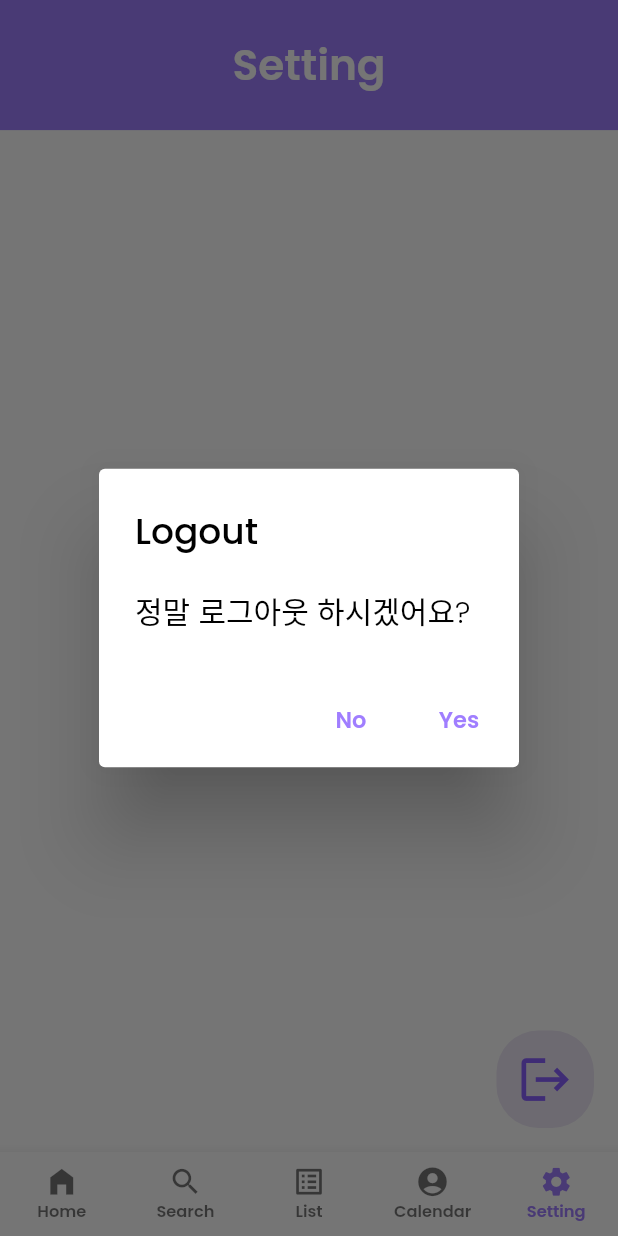
After one commit to iyeaaa/Jeong-Yak-yong, a Flutter app: the TabBarPage screen opened directly, item 5 of the bottom bar chosen, after a tap on the "logout" icon, on a phone screen of 412 x 824 dp. The commit adds this screen. Run offline on Flutter 3.47's test engine with Material 2 defaults, Android fonts, the phone set to English and light mode, and no system bars; our stand-ins replace auto_size_text, cloud_firestore, firebase_auth, firebase_core, flutter_native_splash, flutter_staggered_animations and 3 more; missing offline and left inert: alarm, bottom_bar_with_sheet, flutter_material_symbols; accounts and stored records are empty; statements that could not run were skipped.

Commit message:
설정 페이지 유저네임, 유저이메일 표시, 로그아웃 버튼 추가

```diff
--- /dev/null
+++ b/lib/main_pages/settingpage.dart
@@ -0,0 +1,180 @@
+import 'package:firebase_auth/firebase_auth.dart';
+import 'package:flutter/material.dart';
+import 'package:medicine_app/login/login_page.dart';
+import 'package:medicine_app/util/loading_bar.dart';
+import 'package:medicine_app/util/utils.dart';
+
+import '../util/medicine_list.dart';
+
+class SettingPage extends StatefulWidget {
+  final Future<String> futureUserName;
+
+  const SettingPage({
+    Key? key,
+    required this.futureUserName,
+  }) : super(key: key);
+
+  @override
+  State<SettingPage> createState() => _SettingPageState();
+}
+
+class _SettingPageState extends State<SettingPage> {
+  showAlertDialog(BuildContext context) {
+    Widget cancelButton = TextButton(
+      child: Text(
+        "No",
+        style: SafeGoogleFont(
+          'Poppins',
+          fontSize: 15,
+          fontWeight: FontWeight.w600,
+          color: const Color(0xFFA07EFF),
+        ),
+      ),
+      onPressed: () {
+        Navigator.pop(context);
+      },
+    );
+
+    Widget continueButton = TextButton(
+      child: Text(
+        "Yes",
+        style: SafeGoogleFont(
+          'Poppins',
+          fontSize: 15,
+          fontWeight: FontWeight.w600,
+          color: const Color(0xFFA07EFF),
+        ),
+      ),
+      onPressed: () {
+        FirebaseAuth.instance.signOut();
+        Navigator.pushReplacement(
+          context,
+          MaterialPageRoute(
+            builder: (context) => const LoginPage(),
+          ),
+        );
+        showScaffold("Logout 됐어요", context, 1);
+      },
+    );
+
+    AlertDialog alert = AlertDialog(
+      title: Text(
+        "Logout",
+        style: SafeGoogleFont(
+          'Poppins',
+          fontSize: 24,
+          fontWeight: FontWeight.w500,
+          color: Colors.black,
+        ),
+      ),
+      content: Text(
+        "정말 로그아웃 하시겠어요?",
+        style: SafeGoogleFont(
+          'Poppins',
+          fontSize: 20,
+          fontWeight: FontWeight.w300,
+          color: Colors.black,
+        ),
+      ),
+      actions: [
+        cancelButton,
+        continueButton,
+      ],
+    );
+
+    showDialog(
+      context: context,
+      builder: (BuildContext context) {
+        return alert;
+      },
+    );
+  }
+
+  @override
+  Widget build(BuildContext context) {
+    double baseWidth = 380;
+    double fem = MediaQuery.of(context).size.width / baseWidth;
+
+    return Scaffold(
+      appBar: AppBar(
+        backgroundColor: const Color(0xFFA07EFF),
+        centerTitle: true,
+        title: Text(
+          'Setting',
+          style: SafeGoogleFont(
+            'Poppins',
+            fontSize: 26 * fem,
+            fontWeight: FontWeight.w600,
+            color: const Color(0xffffffff),
+          ),
+        ),
+        elevation: 0,
+        toolbarHeight: 80 * fem,
+      ),
+      body: SafeArea(
+        child: Center(
+          child: Column(
+            mainAxisAlignment: MainAxisAlignment.center,
+            crossAxisAlignment: CrossAxisAlignment.start,
+            children: [
+              FutureBuilder(
+                future: widget.futureUserName,
+                builder: (BuildContext context, AsyncSnapshot snapshot) {
+                  //해당 부분은 data를 아직 받아 오지 못했을때 실행되는 부분을 의미한다.
+                  if (snapshot.hasData == false) {
+                    return const Text("loading..");
+                  }
+                  //error가 발생하게 될 경우 반환하게 되는 부분
+                  else if (snapshot.hasError) {
+                    return const Text("ERROR");
+                  }
+                  // 데이터를 정상적으로 받아오게 되면 다음 부분을 실행하게 되는 것이다.
+                  else {
+                    return Text(
+                      "UserName: ${snapshot.data}",
+                      style: SafeGoogleFont(
+                        'Poppins',
+                        fontSize: 22,
+                        fontWeight: FontWeight.w400,
+                        height: 1.5,
+                        color: const Color(0xff0a0146),
+                      ),
+                    );
+                  }
+                },
+              ),
+              Text(
+                "userEmail: ${MediList.userEmail}",
+                style: SafeGoogleFont(
+                  'Poppins',
+                  fontSize: 22,
+                  fontWeight: FontWeight.w400,
+                  height: 1.5,
+                  color: const Color(0xff0a0146),
+                ),
+              ),
+            ],
+          ),
+        ),
+      ),
+      floatingActionButton: InkWell(
+        onTap: () => showAlertDialog(context),
+        child: Container(
+          width: 65,
+          height: 65,
+          decoration: BoxDecoration(
+            color: Colors.deepPurple[50],
+            borderRadius: BorderRadius.circular(28),
+          ),
+          child: Center(
+            child: Icon(
+              Icons.logout,
+              color: const Color(0xff8a60ff),
+              size: 35 * fem,
+            ),
+          ),
+        ),
+      ),
+    );
+  }
+}
--- a/lib/tabbar_page.dart
+++ b/lib/tabbar_page.dart
@@ -5,6 +5,7 @@ import 'package:cloud_firestore/cloud_firestore.dart';
 import 'package:firebase_auth/firebase_auth.dart';
 import 'package:flutter/material.dart';
 import 'package:medicine_app/login/login_page.dart';
+import 'package:medicine_app/main_pages/settingpage.dart';
 import 'package:medicine_app/medicine_data/medicine_cnt_management.dart';
 import 'package:medicine_app/util/utils.dart';
 import 'alarm_screens/ring.dart';
@@ -99,6 +100,7 @@ class _TabBarPageState extends State<TabBarPage>
           const SearchPage(mediList: []),
           const ListPage(),
           const CalenderPage(),
+          SettingPage(futureUserName: futureUserName),
         ].elementAt(_selectedIndex),
       ),
       bottomNavigationBar: BottomNavigationBar(
@@ -133,6 +135,10 @@ class _TabBarPageState extends State<TabBarPage>
             icon: Icon(Icons.account_circle, size: 23),
             label: 'Calendar',
           ),
+          BottomNavigationBarItem(
+            icon: Icon(Icons.settings, size: 23),
+            label: 'Setting',
+          ),
         ],
         currentIndex: _selectedIndex,
         selectedItemColor: const Color(0xffa07eff),
--- a/lib/util/loading_bar.dart
+++ b/lib/util/loading_bar.dart
@@ -38,7 +38,7 @@ void showLoadingBar(BuildContext context) {
 void showScaffold(String body, BuildContext context, double fem) {
   ScaffoldMessenger.of(context).showSnackBar(
     SnackBar(
-      duration: const Duration(milliseconds: 500),
+      duration: const Duration(milliseconds: 800),
       content: Text(
         body,
         textAlign: TextAlign.center,
--- a/lib/util/medicine_list.dart
+++ b/lib/util/medicine_list.dart
@@ -8,7 +8,7 @@ import '../medicine_data/medicine.dart';
 class MediList {
   static final _firebaseAuth = FirebaseAuth.instance;
   static final _firestore = FirebaseFirestore.instance;
-  static final _userEmail = _firebaseAuth.currentUser!.email!;
+  static final userEmail = _firebaseAuth.currentUser!.email!;
   static Future<List<Medicine>>? _instance;
 
   Future<List<Medicine>> getMediList() {
@@ -24,7 +24,7 @@ class MediList {
   }
 
   Future<void> appendToArray(Medicine medicine, int mediCount) async {
-    await _firestore.collection(_userEmail).doc('mediInfo').update({
+    await _firestore.collection(userEmail).doc('mediInfo').update({
       'medicine': FieldValue.arrayUnion([
         {
           'itemName': medicine.itemName,
@@ -62,7 +62,7 @@ class MediList {
       'count': medicine.count,
     };
 
-    await _firestore.collection(_userEmail).doc('mediInfo').update({
+    await _firestore.collection(userEmail).doc('mediInfo').update({
       'medicine': FieldValue.arrayRemove([element])
     });
     update();
@@ -70,7 +70,7 @@ class MediList {
   }
 
   Future<List<Medicine>> _loadMediData() async {
-    var list = await _firestore.collection(_userEmail).doc('mediInfo').get();
+    var list = await _firestore.collection(userEmail).doc('mediInfo').get();
     List<Medicine> mediList = [];
 
     for (var v in list.data()!['medicine']) {
```
